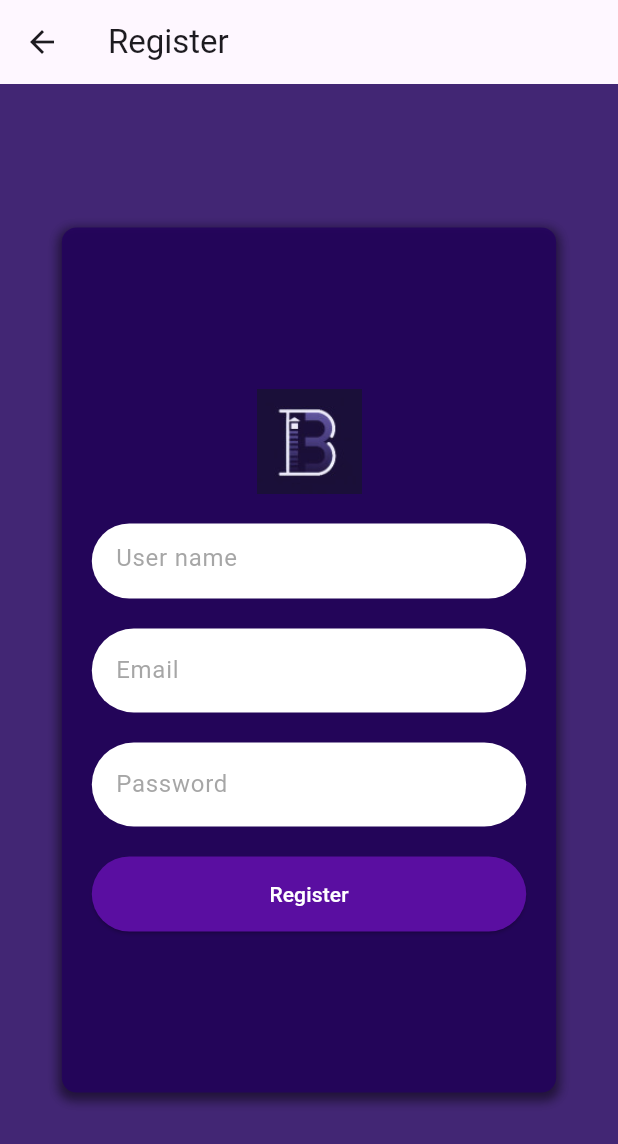
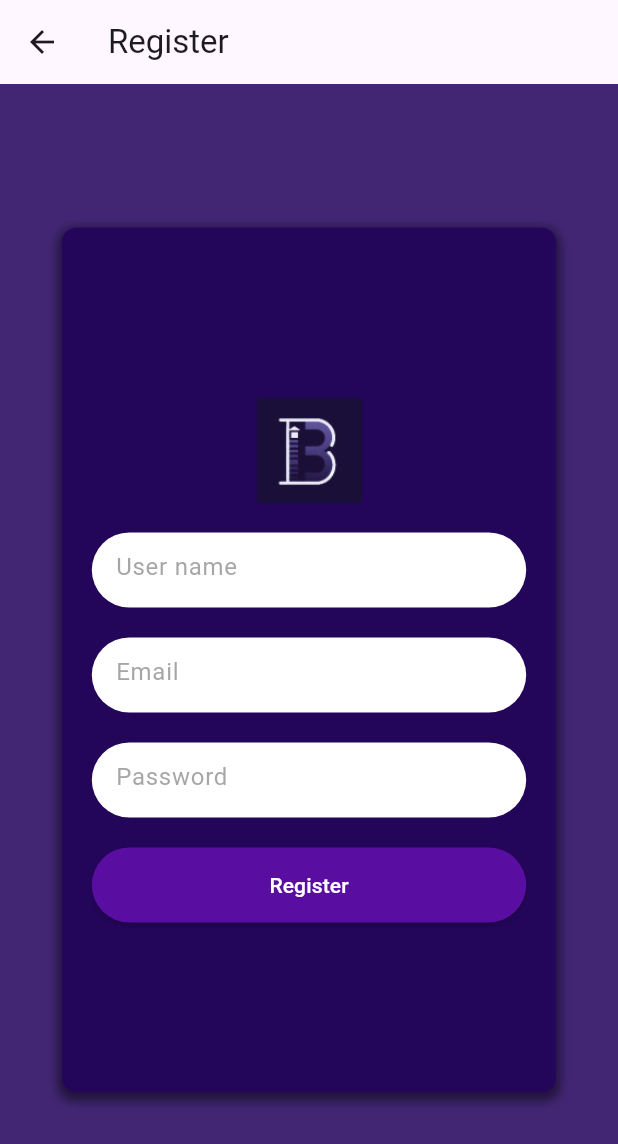
Before and after one commit to 0marContreras/BIScord-frontend, a Flutter app: the RegisterPage screen opened directly, on a phone screen of 412 x 824 dp. Shown: the top 1144 px of the screen. Run offline on Flutter 3.47's test engine with Material 3 defaults, Android fonts, the phone set to English and light mode, and no system bars; our stand-ins replace shared_preferences; accounts and stored records are empty.

Commit message:
login and register probrems fixed

```diff
--- a/lib/login.dart
+++ b/lib/login.dart
@@ -64,7 +64,7 @@ class LoginPage extends StatelessWidget {
                     fillColor: Color.fromARGB(255, 255, 255, 255),
                     filled: true,
                     border: OutlineInputBorder(
-                      borderRadius: BorderRadius.circular(10),
+                      borderRadius: BorderRadius.circular(50),
                       borderSide: BorderSide.none,
                     ),
                   ),
@@ -83,7 +83,7 @@ class LoginPage extends StatelessWidget {
                     fillColor: Color.fromARGB(255, 255, 255, 255),
                     filled: true,
                     border: OutlineInputBorder(
-                      borderRadius: BorderRadius.circular(10),
+                      borderRadius: BorderRadius.circular(50),
                       borderSide: BorderSide.none,
                     ),
                   ),
@@ -201,7 +201,7 @@ class LoginPage extends StatelessWidget {
                   );
                 },
                 child: Text(
-                  'Register',
+                  'If you have not register yet click here',
                   style: TextStyle(
                     color: Colors.blue.shade600,
                   ),
--- a/lib/register.dart
+++ b/lib/register.dart
@@ -68,9 +68,12 @@ class RegisterPage extends StatelessWidget {
               SizedBox(height: 20,),
 
 
-              TextField(
+              Container(
+                width: 400,
+                height: 50,
+                child: TextField(
                   controller: emailController,
-                style: TextStyle(color: const Color.fromARGB(255, 17, 17, 17)),
+                  style: TextStyle(color: Color.fromARGB(255, 21, 21, 21)),
                   decoration: InputDecoration(
                     hintText: 'Email',
                     hintStyle: TextStyle(
@@ -83,10 +86,15 @@ class RegisterPage extends StatelessWidget {
                     ),
                   ),
                 ),
+              ),
               SizedBox(height: 20,),
-              TextField(
+
+              Container(
+                width: 400,
+                height: 50,
+                child: TextField(
                   controller: passwordController,
-                style: TextStyle(color: const Color.fromARGB(255, 17, 17, 17)),
+                  style: TextStyle(color: Color.fromARGB(255, 21, 21, 21)),
                   decoration: InputDecoration(
                     hintText: 'Password',
                     hintStyle: TextStyle(
@@ -99,6 +107,7 @@ class RegisterPage extends StatelessWidget {
                     ),
                   ),
                   obscureText: true,
+                ),
               ),
               SizedBox(height: 20,),
 
```
Lines whose indentation alone changed are shown as unchanged.
